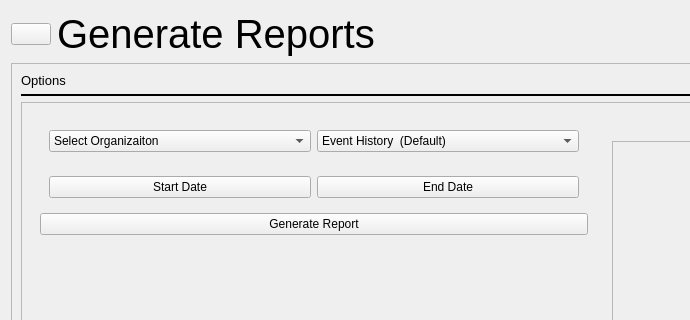
Old version of the form frontend/ui/Organization/generate_reports.ui in the repository ziminni/master-route-navigation; both pictures show x 0 to 690 and y 0 to 320 of the 1200 by 801 pixel window.
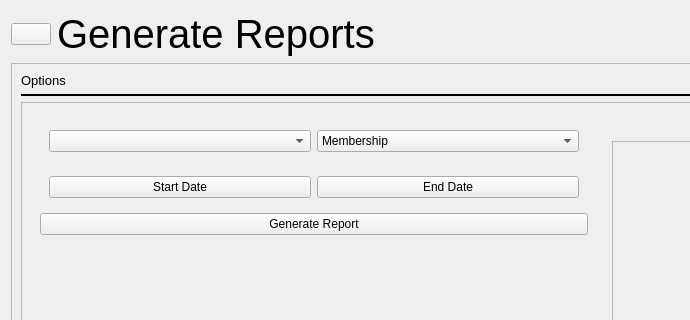
New version of the form. Icons and pictures are not drawn.

What changed in the file:
```diff
--- a/frontend/ui/Organization/generate_reports.ui
+++ b/frontend/ui/Organization/generate_reports.ui
@@ -194,25 +194,15 @@
                   </font>
                  </property>
                  <property name="currentText">
-                  <string>Select Organizaiton</string>
+                  <string/>
                  </property>
-                 <item>
-                  <property name="text">
-                   <string>Select Organizaiton</string>
-                  </property>
-                 </item>
                 </widget>
                </item>
                <item>
                 <widget class="QComboBox" name="report_type_dd">
                  <property name="currentText">
-                  <string>Event History  (Default)</string>
+                  <string>Membership</string>
                  </property>
-                 <item>
-                  <property name="text">
-                   <string>Event History  (Default)</string>
-                  </property>
-                 </item>
                  <item>
                   <property name="text">
                    <string>Membership</string>
```
Left out of the diff: 6 changed lines with no effect on the pictures.
